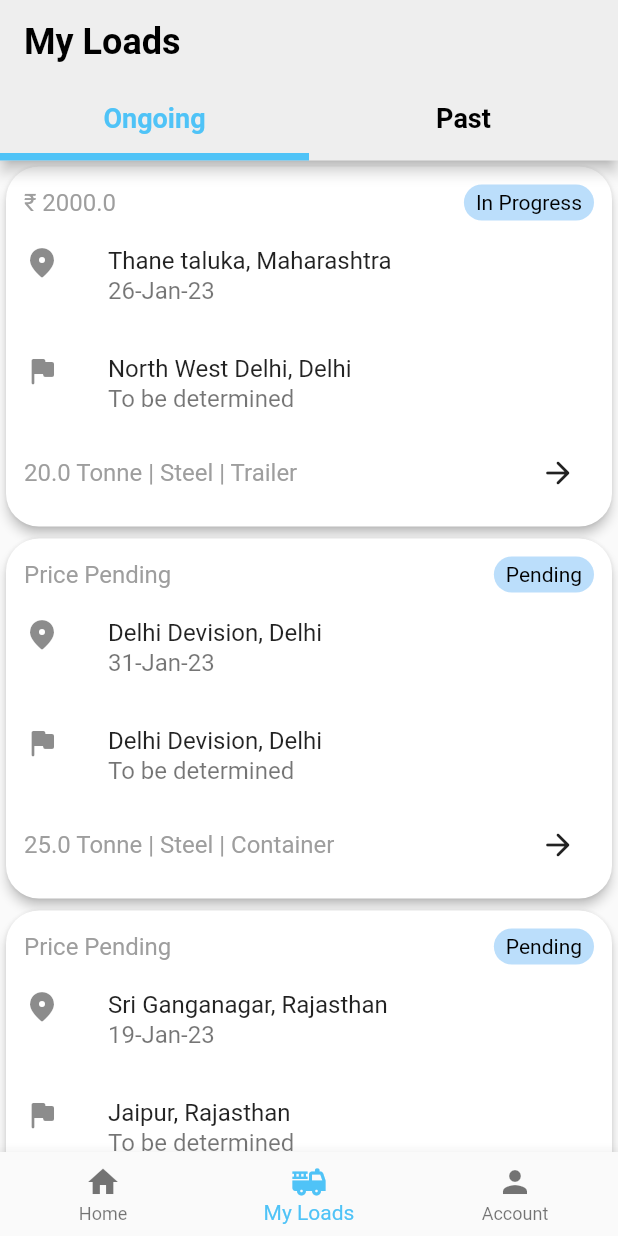
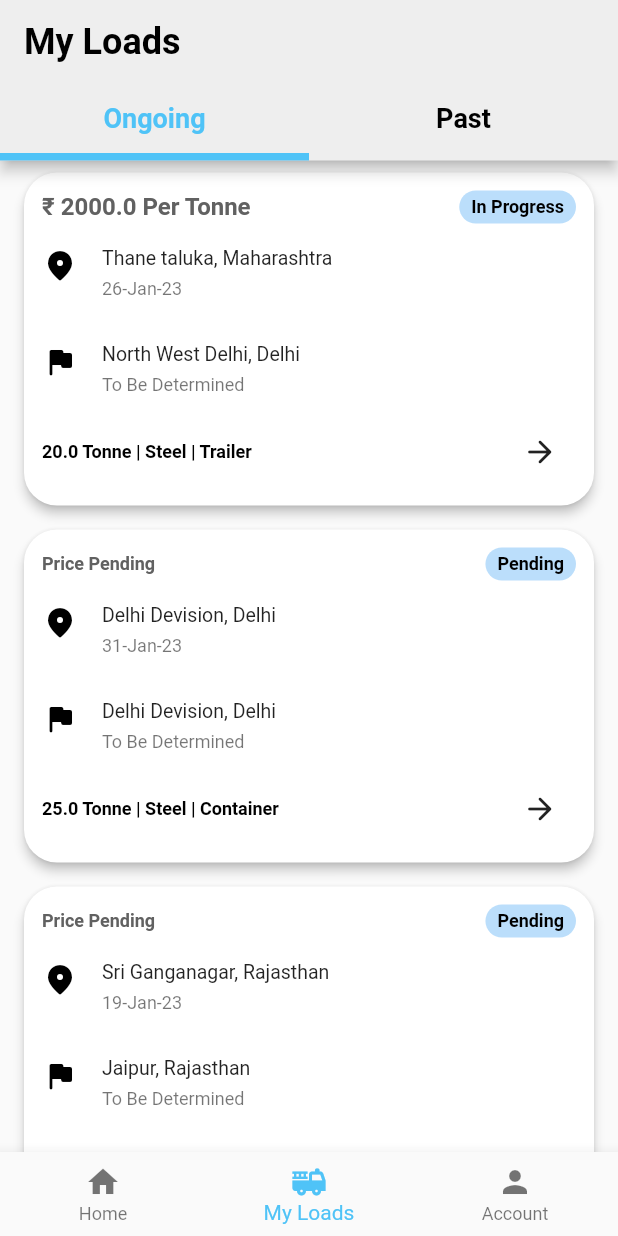
Before and after one commit to tarunjain3/Move, a Flutter app: the screen it shows after launch, on a phone screen of 412 x 824 dp. Run offline on Flutter 3.47's test engine with Material 2 defaults, Android fonts, the phone set to English and light mode, and no system bars.

Commit message:
fix: improved the styles for orders card view

```diff
--- a/lib/data/orders.dart
+++ b/lib/data/orders.dart
@@ -3,12 +3,12 @@ import '../model/order.dart';
 const List<Order> allOrdersList = [
   Order(
     id: '1',
-    price: '₹ 2000.0',
+    price: '₹ 2000.0 Per Tonne',
     quantity: '20.0',
     material: 'Steel',
     vehicle: 'Trailer',
     pickup: 'North West Delhi, Delhi',
-    pickupDate: 'To be determined',
+    pickupDate: 'To Be Determined',
     delivery: 'Thane taluka, Maharashtra',
     deliveryDate: '26-Jan-23',
     status: 'In Progress',
@@ -20,7 +20,7 @@ const List<Order> allOrdersList = [
     material: 'Steel',
     vehicle: 'Container',
     pickup: 'Delhi Devision, Delhi',
-    pickupDate: 'To be determined',
+    pickupDate: 'To Be Determined',
     delivery: 'Delhi Devision, Delhi',
     deliveryDate: '31-Jan-23',
     status: 'Pending',
@@ -32,115 +32,115 @@ const List<Order> allOrdersList = [
     material: 'furniture',
     vehicle: 'Container',
     pickup: 'Jaipur, Rajasthan',
-    pickupDate: 'To be determined',
+    pickupDate: 'To Be Determined',
     delivery: 'Sri Ganganagar, Rajasthan',
     deliveryDate: '19-Jan-23',
     status: 'Pending',
   ),
   Order(
     id: '4',
-    price: '₹ 5000.0',
+    price: '₹ 5000.0 Per Tonne',
     quantity: '10.0',
     material: 'Furniture',
     vehicle: 'Container',
     pickup: 'Delhi Devision, Delhi',
-    pickupDate: 'To be determined',
+    pickupDate: 'To Be Determined',
     delivery: 'Delhi Devision, Delhi',
     deliveryDate: '31-Jan-23',
     status: 'Completed',
   ),
   Order(
     id: '5',
-    price: '₹ 1000.0',
+    price: '₹ 1000.0 Per Tonne',
     quantity: '10.0',
     material: 'furniture',
     vehicle: 'Container',
     pickup: 'Delhi Devision, Delhi',
-    pickupDate: 'To be determined',
+    pickupDate: 'To Be Determined',
     delivery: 'Delhi Devision, Delhi',
     deliveryDate: '31-Jan-23',
     status: 'Completed',
   ),
   Order(
     id: '6',
-    price: '₹ 1000.0',
+    price: '₹ 1000.0 Per Tonne',
     quantity: '10.0',
     material: 'Furniture',
     vehicle: 'Container',
     pickup: 'Delhi Devision, Delhi',
-    pickupDate: 'To be determined',
+    pickupDate: 'To Be Determined',
     delivery: 'Delhi Devision, Delhi',
     deliveryDate: '31-Jan-23',
     status: 'Completed',
   ),
   Order(
     id: '7',
-    price: '₹ 1000.0',
+    price: '₹ 1000.0 Per Tonne',
     quantity: '10.0',
     material: 'Furniture',
     vehicle: 'Container',
     pickup: 'Delhi Devision, Delhi',
-    pickupDate: 'To be determined',
+    pickupDate: 'To Be Determined',
     delivery: 'Delhi Devision, Delhi',
     deliveryDate: '31-Jan-23',
     status: 'Completed',
   ),
   Order(
     id: '8',
-    price: '₹ 1000.0',
+    price: '₹ 1000.0 Per Tonne',
     quantity: '10.0',
     material: 'Furniture',
     vehicle: 'Container',
     pickup: 'Delhi Devision, Delhi',
-    pickupDate: 'To be determined',
+    pickupDate: 'To Be Determined',
     delivery: 'Delhi Devision, Delhi',
     deliveryDate: '31-Jan-23',
     status: 'Completed',
   ),
   Order(
     id: '9',
-    price: '₹ 1000.0',
+    price: '₹ 1000.0 Per Tonne',
     quantity: '10.0',
     material: 'Furniture',
     vehicle: 'Container',
     pickup: 'Delhi Devision, Delhi',
-    pickupDate: 'To be determined',
+    pickupDate: 'To Be Determined',
     delivery: 'Delhi Devision, Delhi',
     deliveryDate: '31-Jan-23',
     status: 'Completed',
   ),
   Order(
     id: '10',
-    price: '₹ 1000.0',
+    price: '₹ 1000.0 Per Tonne',
     quantity: '10.0',
     material: 'Furniture',
     vehicle: 'Container',
     pickup: 'Delhi Devision, Delhi',
-    pickupDate: 'To be determined',
+    pickupDate: 'To Be Determined',
     delivery: 'Delhi Devision, Delhi',
     deliveryDate: '31-Jan-23',
     status: 'Completed',
   ),
   Order(
     id: '11',
-    price: '₹ 1000.0',
+    price: '₹ 1000.0 Per Tonne',
     quantity: '10.0',
     material: 'Furniture',
     vehicle: 'Container',
     pickup: 'Delhi Devision, Delhi',
-    pickupDate: 'To be determined',
+    pickupDate: 'To Be Determined',
     delivery: 'Delhi Devision, Delhi',
     deliveryDate: '31-Jan-23',
     status: 'In Progress',
   ),
   Order(
     id: '12',
-    price: '₹ 1000.0',
+    price: '₹ 1000.0 Per Tonne',
     quantity: '10.0',
     material: 'Furniture',
     vehicle: 'Container',
     pickup: 'Delhi Devision, Delhi',
-    pickupDate: 'To be determined',
+    pickupDate: 'To Be Determined',
     delivery: 'Delhi Devision, Delhi',
     deliveryDate: '31-Jan-23',
     status: 'Pending',
--- a/lib/main.dart
+++ b/lib/main.dart
@@ -39,7 +39,8 @@ class MyApp extends StatelessWidget {
           ),
           headline3: TextStyle(
             color: Colors.black,
-            fontSize: 14,
+            fontSize: 12,
+            fontWeight: FontWeight.bold,
           ),
           // headline4: TextStyle(
           //   color: Colors.black,
@@ -48,11 +49,11 @@ class MyApp extends StatelessWidget {
           // ),
           bodyText1: TextStyle(
             color: Colors.black,
-            fontSize: 16,
+            fontSize: 15,
           ),
           bodyText2: TextStyle(
             color: Colors.grey,
-            fontSize: 16,
+            fontSize: 15,
           ),
         ),
       ),
--- a/lib/orders.dart
+++ b/lib/orders.dart
@@ -30,6 +30,7 @@ class Orders extends StatelessWidget {
           }),
           child: Card(
             elevation: 3,
+            margin: const EdgeInsets.symmetric(horizontal: 16, vertical: 8),
             shape: RoundedRectangleBorder(
               borderRadius: BorderRadius.circular(22),
             ),
@@ -42,7 +43,16 @@ class Orders extends StatelessWidget {
                   Row(
                     mainAxisAlignment: MainAxisAlignment.spaceBetween,
                     children: [
-                      Text(ordersList[index].price),
+                      Text(
+                        ordersList[index].price,
+                        style: TextStyle(
+                          color: const Color(0xFF616161),
+                          fontSize: ordersList[index].price != 'Price Pending'
+                              ? 16
+                              : 12,
+                          fontWeight: FontWeight.bold,
+                        ),
+                      ),
                       Container(
                         padding: const EdgeInsets.symmetric(
                             horizontal: 8, vertical: 4),
@@ -56,22 +66,31 @@ class Orders extends StatelessWidget {
                     ],
                   ),
                   ListTile(
+                    title: Text(ordersList[index].delivery.toString()),
+                    subtitle: Text(ordersList[index].deliveryDate.toString()),
+                    iconColor: Colors.black,
+                    dense: true,
+                    minVerticalPadding: 0,
+                    minLeadingWidth: 15,
                     contentPadding: const EdgeInsets.all(0),
                     leading: const Icon(Icons.location_on_rounded),
-                    title: Text(ordersList[index].delivery.toString()),
-                    subtitle: Text(ordersList[index].deliveryDate.toString()),
                   ),
                   ListTile(
+                    title: Text(ordersList[index].pickup.toString()),
+                    subtitle: Text(ordersList[index].pickupDate.toString()),
+                    iconColor: Colors.black,
+                    minVerticalPadding: 0,
+                    dense: true,
+                    minLeadingWidth: 15,
                     contentPadding: const EdgeInsets.all(0),
                     leading: const Icon(Icons.flag_rounded),
-                    title: Text(ordersList[index].pickup.toString()),
-                    subtitle: Text(ordersList[index].pickupDate.toString()),
                   ),
                   Row(
                     mainAxisAlignment: MainAxisAlignment.spaceBetween,
                     children: [
                       Text(
-                          '${ordersList[index].quantity} Tonne | ${ordersList[index].material} | ${ordersList[index].vehicle}'),
+                          '${ordersList[index].quantity} Tonne | ${ordersList[index].material} | ${ordersList[index].vehicle}',
+                          style: Theme.of(context).textTheme.headline3),
                       IconButton(
                         onPressed: (() {
                           print('Pressed');
```
